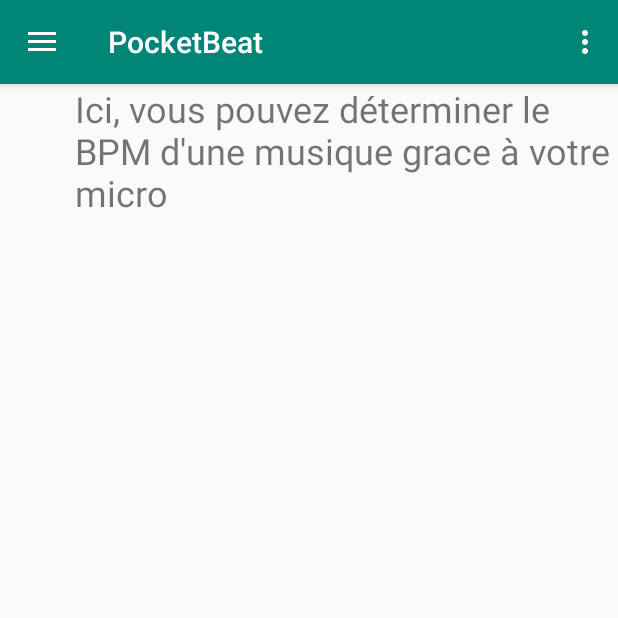
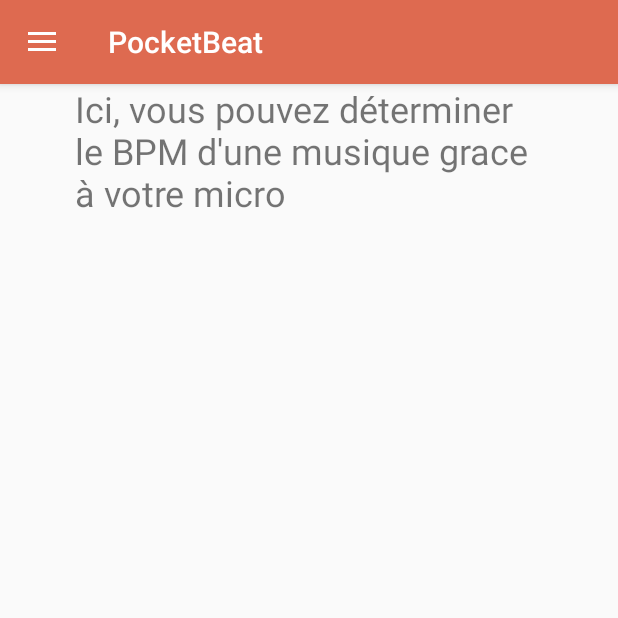
Before and after one commit to PaulDance/PocketBeat, an Android app: the screen it shows after launch (MainActivity), in the side drawer, after a tap on "Trouver le BPM avec le micro", on a phone screen of 412 x 824 dp, the top half of it. Run offline under Robolectric (Android 15) with nearby library versions, the phone set to English and light mode, and no system bars.

Commit message:
Added colors

```diff
--- a/app/src/main/AndroidManifest.xml
+++ b/app/src/main/AndroidManifest.xml
@@ -2,6 +2,7 @@
 <manifest xmlns:android="http://schemas.android.com/apk/res/android"
 	package="eu.tsp.pocketbeat">
 	<uses-permission android:name="android.permission.VIBRATE"/>
+
 	<uses-permission android:name="android.permission.WAKE_LOCK" />
 
 	<application
--- a/app/src/main/java/eu/tsp/pocketbeat/MainActivity.java
+++ b/app/src/main/java/eu/tsp/pocketbeat/MainActivity.java
@@ -56,9 +56,7 @@ public class MainActivity extends AppCompatActivity implements NavigationView.On
 
 	@Override
 	public boolean onCreateOptionsMenu(Menu menu) {
-		// Inflate the menu; this adds items to the action bar if it is present.
-		this.getMenuInflater().inflate(R.menu.main, menu);
-		return true;
+		return false;
 	}
 
 	@Override
--- a/app/src/main/res/layout/activity_main.xml
+++ b/app/src/main/res/layout/activity_main.xml
@@ -24,4 +24,5 @@
         app:headerLayout="@layout/nav_header_main"
         app:menu="@menu/activity_main_drawer" />
 
+
 </android.support.v4.widget.DrawerLayout>
--- a/app/src/main/res/layout/fragmic.xml
+++ b/app/src/main/res/layout/fragmic.xml
@@ -5,9 +5,10 @@
 
     <TextView
         android:id="@+id/textView"
-        android:layout_width="match_parent"
-        android:layout_height="wrap_content"
+        android:layout_width="412dp"
+        android:layout_height="100dp"
         android:layout_marginLeft="50dp"
+        android:layout_marginRight="50dp"
         android:text="Ici, vous pouvez déterminer le BPM d'une musique grace à votre micro"
         android:textSize="24sp" />
 </RelativeLayout>
--- a/app/src/main/res/layout/fragmp3.xml
+++ b/app/src/main/res/layout/fragmp3.xml
@@ -8,6 +8,8 @@
         android:id="@+id/textView2"
         android:layout_width="match_parent"
         android:layout_height="wrap_content"
+        android:layout_marginLeft="50dp"
+        android:layout_marginRight="50dp"
         android:text="Ici, vous pouvez importer une musique en format mp3 pour en déterminer le BPM."
         android:textSize="24sp" />
 
--- a/app/src/main/res/values/styles.xml
+++ b/app/src/main/res/values/styles.xml
@@ -3,9 +3,9 @@
 	<!-- Base application theme. -->
 	<style name="AppTheme" parent="Theme.AppCompat.Light.DarkActionBar">
 		<!-- Customize your theme here. -->
-		<item name="colorPrimary">@color/colorPrimary</item>
-		<item name="colorPrimaryDark">@color/colorPrimaryDark</item>
-		<item name="colorAccent">@color/colorAccent</item>
+		<item name="colorPrimary">#DE6A50</item>
+		<item name="colorPrimaryDark">#DE6A50</item>
+		<item name="colorAccent">#DE6A50</item>
 	</style>
 
 	<style name="AppTheme.NoActionBar">
```
